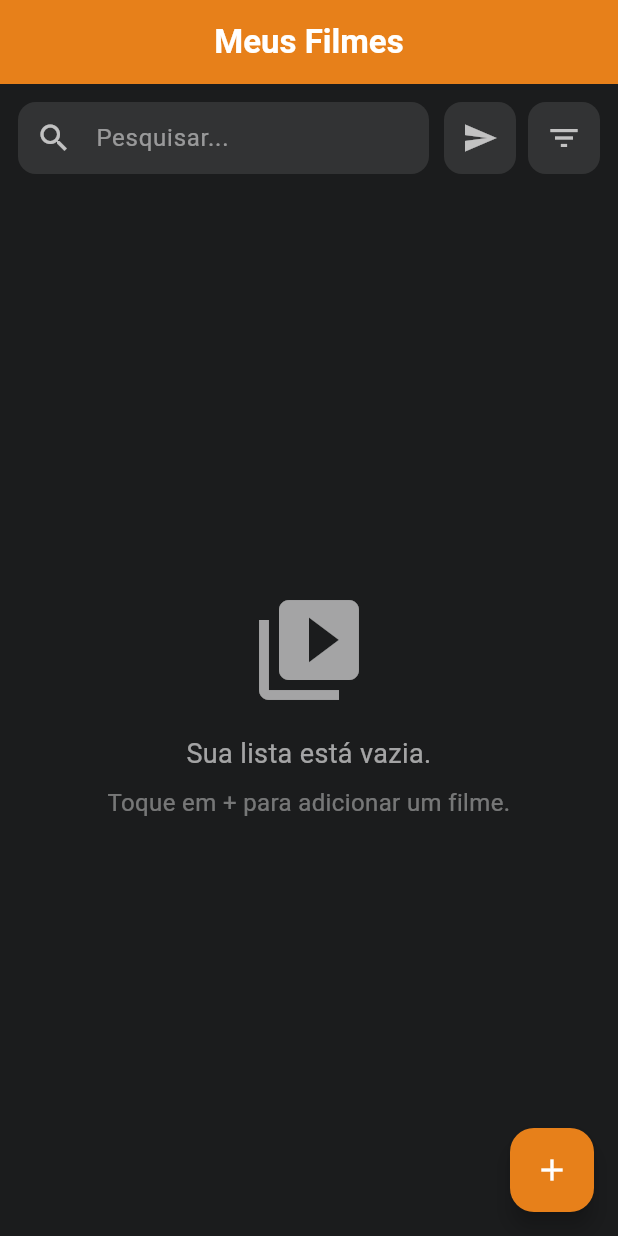
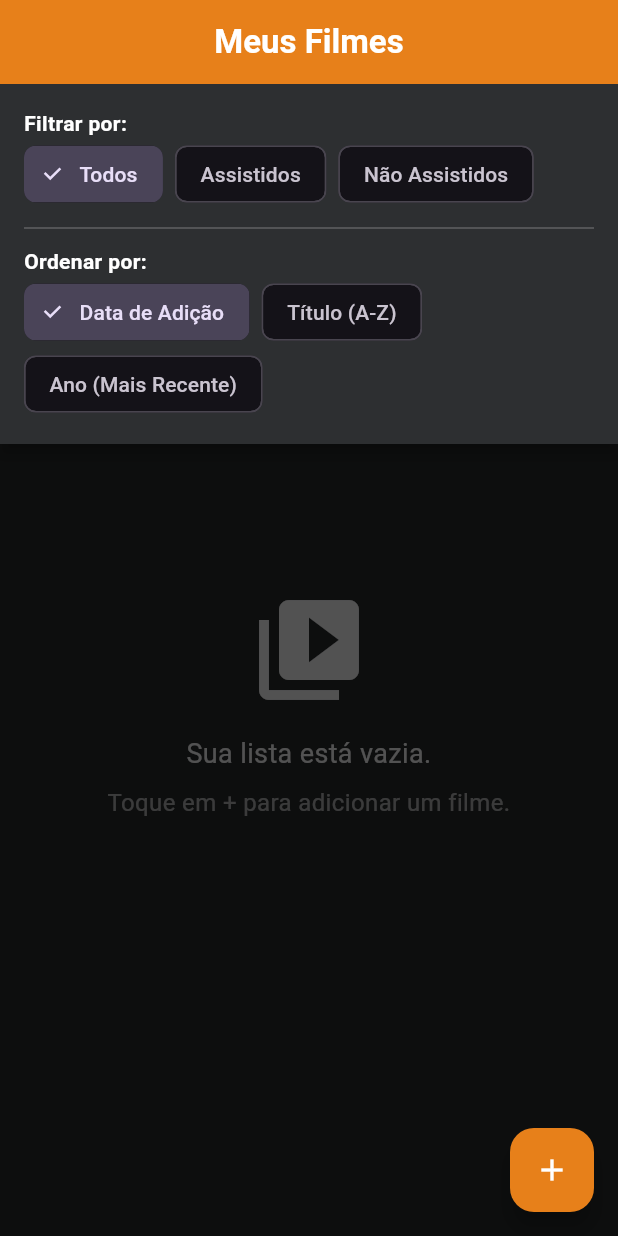
Before and after one commit to guilhermecarv32/lista_filmes, a Flutter app: the screen it shows after launch, after a tap on the "filter list" icon, after a tap on "Todos", on a phone screen of 412 x 824 dp. Run offline on Flutter 3.47's test engine with Material 3 defaults, Android fonts, the phone set to English and light mode, and no system bars; our stand-ins replace sqflite; accounts and stored records are empty.

Commit message:
mais opcoes de filtro

```diff
--- a/lib/helpers/database_helper.dart
+++ b/lib/helpers/database_helper.dart
@@ -7,6 +7,7 @@ import 'package:path_provider/path_provider.dart';
 import '../models/filme.dart'; // Importe seu modelo
 
 enum FilterType { all, watched, unwatched }
+enum SortType { byDateAdded, byTitleAZ, byYear }
 
 class DatabaseHelper {
 
@@ -47,17 +48,17 @@ class DatabaseHelper {
 
   // --- Funções CRUD (Create, Read, Update, Delete) ---
 
-  // --- FUNÇÃO getFilmes ATUALIZADA PARA BUSCA E FILTRO COMBINADOS ---
   Future<List<Filme>> getFilmes({
     FilterType filter = FilterType.all,
-    String? searchTerm, // Novo parâmetro para o termo de busca
+    String? searchTerm,
+    SortType sort = SortType.byDateAdded, // Novo parâmetro para ordenação
   }) async {
     final db = await instance.database;
 
     List<String> whereClauses = [];
     List<dynamic> whereArgs = [];
 
-    // Adiciona a cláusula de filtro de status (assistido/não assistido)
+    // Lógica de filtro (continua a mesma)
     if (filter == FilterType.watched) {
       whereClauses.add('isWatched = ?');
       whereArgs.add(1);
@@ -66,21 +67,34 @@ class DatabaseHelper {
       whereArgs.add(0);
     }
 
-    // Adiciona a cláusula de busca por texto, se houver
+    // Lógica de busca (continua a mesma)
     if (searchTerm != null && searchTerm.isNotEmpty) {
       whereClauses.add('title LIKE ?');
-      // Os '%' são curingas: busca por títulos que contenham o termo
       whereArgs.add('%$searchTerm%');
     }
 
-    // Junta as cláusulas com 'AND' se houver mais de uma
     String? finalWhere = whereClauses.isNotEmpty ? whereClauses.join(' AND ') : null;
+
+    // 2. LÓGICA PARA DEFINIR A CLÁUSULA ORDER BY
+    String orderBy;
+    switch (sort) {
+      case SortType.byTitleAZ:
+        orderBy = 'title ASC'; // ASC = Ascendente (A-Z)
+        break;
+      case SortType.byYear:
+        orderBy = 'year DESC'; // DESC = Descendente (ano mais novo primeiro)
+        break;
+      case SortType.byDateAdded:
+      default:
+        orderBy = 'id DESC'; // id DESC = Mais recente adicionado primeiro
+        break;
+    }
 
     final maps = await db.query(
       'filmes',
       where: finalWhere,
       whereArgs: whereArgs,
-      orderBy: 'id DESC',
+      orderBy: orderBy, // Usa a cláusula de ordenação dinâmica
     );
 
     return List.generate(maps.length, (i) {
--- a/lib/home.dart
+++ b/lib/home.dart
@@ -17,6 +17,7 @@ class _HomePageState extends State<HomePage> {
   // CORREÇÃO 1: A lista de filmes foi movida para DENTRO da classe de estado.
   late Future<List<Filme>> _filmesFuture;
   FilterType _currentFilter = FilterType.all;
+  SortType _currentSort = SortType.byDateAdded;
   bool _isFilterPanelVisible = false;
   final _searchController = TextEditingController();
 
@@ -40,51 +41,56 @@ class _HomePageState extends State<HomePage> {
     super.dispose();
   }
 
-  // --- ATUALIZADO: Agora passa o filtro E o termo da busca para o banco ---
+  // --- ATUALIZADO: Agora passa o filtro, busca E ordenação para o banco ---
   void _refreshFilmesList() {
-    // Adicionamos um pequeno atraso (debounce) para não pesquisar a cada letra digitada,
-    // mas sim quando o usuário para de digitar.
-    // No nosso caso, como a busca é manual (botão), isso não é estritamente necessário,
-    // mas é uma boa prática se fôssemos fazer a busca automática.
-    // Apenas chamando setState já é o suficiente por causa do listener.
     setState(() {
       _filmesFuture = DatabaseHelper.instance.getFilmes(
         filter: _currentFilter,
         searchTerm: _searchController.text,
+        sort: _currentSort, // Passa a ordenação atual
       );
     });
   }
 
-  // --- FUNÇÃO ATUALIZADA PARA CONSTRUIR O PAINEL COM ANIMAÇÃO ---
+  // --- ATUALIZADO: O painel agora inclui as opções de ordenação ---
   Widget _buildAnimatedFilterPanel() {
-    // A altura aproximada do nosso painel. Usado para a posição inicial fora da tela.
-    const double panelHeight = 110.0;
+    const double panelHeight = 240.0; // Aumentamos a altura para caber tudo
 
     return AnimatedPositioned(
-      duration: const Duration(milliseconds: 300), // Duração da animação de deslize
-      curve: Curves.easeInOut, // Curva de animação para um movimento mais natural
-      top: _isFilterPanelVisible ? 0 : -panelHeight, // Anima a posição 'top'
+      duration: const Duration(milliseconds: 300),
+      curve: Curves.easeInOut,
+      top: _isFilterPanelVisible ? 0 : -panelHeight,
       left: 0,
       right: 0,
       child: AnimatedOpacity(
-        duration: const Duration(milliseconds: 300), // Duração da animação de opacidade
-        opacity: _isFilterPanelVisible ? 1.0 : 0.0, // Anima a opacidade
+        duration: const Duration(milliseconds: 300),
+        opacity: _isFilterPanelVisible ? 1.0 : 0.0,
         child: Material(
           elevation: 4.0,
           child: Container(
-            padding: const EdgeInsets.symmetric(vertical: 8.0, horizontal: 12.0),
+            height: panelHeight,
+            padding: const EdgeInsets.all(16.0),
             color: const Color(0xFF2d2f31),
             child: Column(
               crossAxisAlignment: CrossAxisAlignment.start,
               children: [
                 const Text('Filtrar por:', style: TextStyle(color: Colors.white, fontWeight: FontWeight.bold)),
-                const SizedBox(height: 8.0),
                 Wrap(
                   spacing: 8.0,
                   children: [
                     FilterChip(label: const Text('Todos'), selected: _currentFilter == FilterType.all, onSelected: (s) => _applyFilter(FilterType.all)),
                     FilterChip(label: const Text('Assistidos'), selected: _currentFilter == FilterType.watched, onSelected: (s) => _applyFilter(FilterType.watched)),
                     FilterChip(label: const Text('Não Assistidos'), selected: _currentFilter == FilterType.unwatched, onSelected: (s) => _applyFilter(FilterType.unwatched)),
+                  ],
+                ),
+                const Divider(height: 24, color: Colors.white24),
+                const Text('Ordenar por:', style: TextStyle(color: Colors.white, fontWeight: FontWeight.bold)),
+                Wrap(
+                  spacing: 8.0,
+                  children: [
+                    ChoiceChip(label: const Text('Data de Adição'), selected: _currentSort == SortType.byDateAdded, onSelected: (s) => _applySort(SortType.byDateAdded)),
+                    ChoiceChip(label: const Text('Título (A-Z)'), selected: _currentSort == SortType.byTitleAZ, onSelected: (s) => _applySort(SortType.byTitleAZ)),
+                    ChoiceChip(label: const Text('Ano (Mais Recente)'), selected: _currentSort == SortType.byYear, onSelected: (s) => _applySort(SortType.byYear)),
                   ],
                 ),
               ],
@@ -95,11 +101,18 @@ class _HomePageState extends State<HomePage> {
     );
   }
 
-  // --- NOVO: Função para aplicar o filtro e esconder o painel ---
   void _applyFilter(FilterType filter) {
     setState(() {
       _currentFilter = filter;
-      _isFilterPanelVisible = false;
+      // Não fechamos mais o painel aqui, para o usuário poder escolher a ordenação
+    });
+    _refreshFilmesList();
+  }
+
+  // --- NOVO: Função para aplicar a ordenação ---
+  void _applySort(SortType sort) {
+    setState(() {
+      _currentSort = sort;
     });
     _refreshFilmesList();
   }
@@ -364,7 +377,11 @@ class _HomePageState extends State<HomePage> {
             ),
 
           // CAMADA 3: O painel de filtros animado
-          _buildAnimatedFilterPanel(),
+          IgnorePointer(
+            // 'ignoring' será 'true' quando o painel NÃO estiver visível
+            ignoring: !_isFilterPanelVisible,
+            child: _buildAnimatedFilterPanel(),
+          ),
         ],
       ),
 
```
